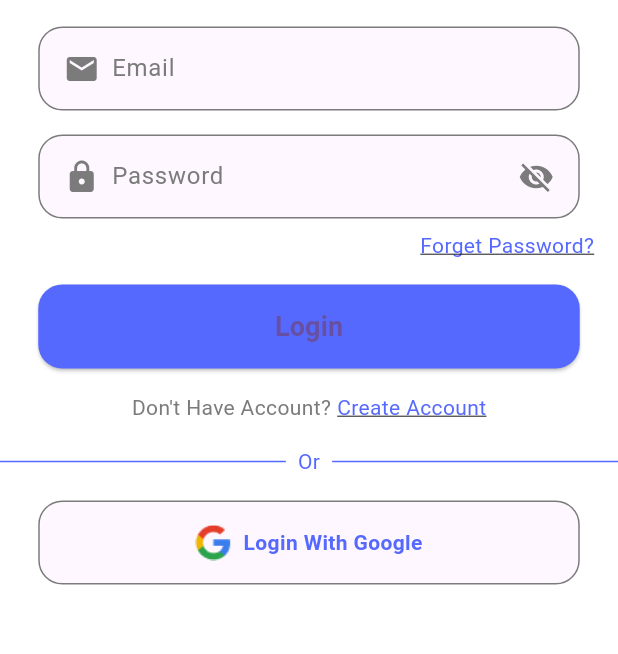
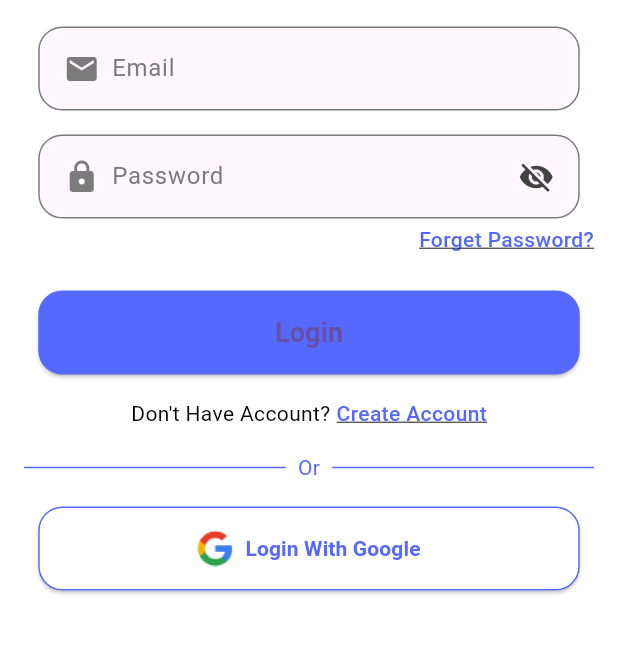
Before and after one commit to 0demianasamir550-ui/evently_app, a Flutter app: the LoginPage screen opened directly, on a phone screen of 412 x 824 dp, the part 383-1037 px from its top. Run offline on Flutter 3.47's test engine with Material 3 defaults, Android fonts, the phone set to English and light mode, and no system bars; our stand-ins replace google_fonts; Roboto replaces fonts that are missing (Jockey One).

Commit message:
update code

```diff
--- a/lib/authentication/login_light.dart
+++ b/lib/authentication/login_light.dart
@@ -3,6 +3,7 @@ import 'package:provider/provider.dart';
 import 'package:evently_app/providers/app_theme.dart';
 import 'package:evently_app/providers/app_language_provider.dart';
 import 'package:evently_app/l10n/app_localizations.dart';
+import 'register_light.dart';
 
 // ------------------ CustomBox Widget ------------------
 class CustomBox extends StatelessWidget {
@@ -82,19 +83,17 @@ class _LoginPageState extends State<LoginPage> {
       builder: (context, themeProvider, languageProvider, child) {
         final isDark = themeProvider.isDarkMode();
         final loc = AppLocalizations.of(context)!;
+
         final backgroundColor = isDark ? const Color(0xFF101127) : Colors.white;
         final logoColor = const Color(0xFF5669FF);
+        final textColor = isDark ? Colors.white : const Color(0xFF7B7B7B);
 
         return Scaffold(
           backgroundColor: backgroundColor,
           body: SingleChildScrollView(
             child: Column(
               children: [
-                SizedBox(
-                  width: double.infinity,
-                  height: 48,
-                  child: Container(color: backgroundColor),
-                ),
+                SizedBox(width: double.infinity, height: 48, child: Container(color: backgroundColor)),
                 const SizedBox(height: 8),
                 Center(
                   child: SizedBox(
@@ -126,17 +125,16 @@ class _LoginPageState extends State<LoginPage> {
                 CustomBox(
                   child: Row(
                     children: [
-                      Icon(Icons.email, color: isDark ? Colors.white : Color(0xFF7B7B7B)),
+                      Icon(Icons.email, color: textColor),
                       const SizedBox(width: 8),
                       Expanded(
                         child: TextField(
                           controller: emailController,
                           keyboardType: TextInputType.emailAddress,
-                          style: TextStyle(color: isDark ? Colors.white : Colors.black),
                           decoration: InputDecoration(
                             border: InputBorder.none,
                             hintText: loc.email,
-                            hintStyle: TextStyle(color: isDark ? Colors.white : Color(0xFF7B7B7B)),
+                            hintStyle: TextStyle(color: textColor),
                           ),
                         ),
                       ),
@@ -148,17 +146,16 @@ class _LoginPageState extends State<LoginPage> {
                 CustomBox(
                   child: Row(
                     children: [
-                      Icon(Icons.lock, color: isDark ? Colors.white : Color(0xFF7B7B7B)),
+                      Icon(Icons.lock, color: textColor),
                       const SizedBox(width: 8),
                       Expanded(
                         child: TextField(
                           controller: passwordController,
                           obscureText: _obscurePassword,
-                          style: TextStyle(color: isDark ? Colors.white : Colors.black),
                           decoration: InputDecoration(
                             border: InputBorder.none,
                             hintText: loc.password,
-                            hintStyle: TextStyle(color: isDark ? Colors.white : Color(0xFF7B7B7B)),
+                            hintStyle: TextStyle(color: textColor),
                           ),
                         ),
                       ),
@@ -170,13 +167,13 @@ class _LoginPageState extends State<LoginPage> {
                         },
                         child: Icon(
                           _obscurePassword ? Icons.visibility_off : Icons.visibility,
-                          color: isDark ? Colors.white : Color(0xFF7B7B7B),
+                          color: isDark ? Colors.white : Colors.grey[800],
                         ),
                       ),
                     ],
                   ),
                 ),
-                const SizedBox(height: 8),
+                const SizedBox(height: 4),
                 // Forget Password
                 Align(
                   alignment: Alignment.centerRight,
@@ -184,12 +181,16 @@ class _LoginPageState extends State<LoginPage> {
                     padding: const EdgeInsets.symmetric(horizontal: 16),
                     child: Text(
                       loc.forget_password,
-                      style: const TextStyle(color: Color(0xFF5669FF), decoration: TextDecoration.underline),
+                      style: const TextStyle(
+                        color: Color(0xFF5669FF),
+                        decoration: TextDecoration.underline,
+                        fontWeight: FontWeight.w500,
+                      ),
                     ),
                   ),
                 ),
-                const SizedBox(height: 16),
-                // Login Button
+                const SizedBox(height: 24),
+                // Login button
                 SizedBox(
                   width: 361,
                   height: 56,
@@ -197,7 +198,9 @@ class _LoginPageState extends State<LoginPage> {
                     onPressed: () => handleLogin(loc),
                     style: ElevatedButton.styleFrom(
                       backgroundColor: const Color(0xFF5669FF),
-                      shape: RoundedRectangleBorder(borderRadius: BorderRadius.circular(16)),
+                      shape: RoundedRectangleBorder(
+                        borderRadius: BorderRadius.circular(16),
+                      ),
                     ),
                     child: Text(
                       loc.login,
@@ -206,58 +209,93 @@ class _LoginPageState extends State<LoginPage> {
                   ),
                 ),
                 const SizedBox(height: 16),
-                // Don't Have Account & Create Account
+                // Don't Have Account + Create Account
                 Row(
                   mainAxisAlignment: MainAxisAlignment.center,
                   children: [
                     Text(
                       loc.dont_have_account,
-                      style: TextStyle(color: isDark ? Colors.white : Color(0xFF7B7B7B)),
+                      style: TextStyle(
+                        color: isDark ? Colors.white : Colors.black,
+                      ),
                     ),
                     const SizedBox(width: 4),
                     GestureDetector(
                       onTap: () {
-                        print('Navigate to Register');
+                        Navigator.push(
+                          context,
+                          MaterialPageRoute(builder: (_) => const RegisterPage()),
+                        );
                       },
                       child: Text(
                         loc.create_account,
-                        style: const TextStyle(color: Color(0xFF5669FF), decoration: TextDecoration.underline),
+                        style: const TextStyle(
+                          color: Color(0xFF5669FF),
+                          decoration: TextDecoration.underline,
+                          fontWeight: FontWeight.w500,
+                        ),
                       ),
                     ),
                   ],
                 ),
                 const SizedBox(height: 16),
-                // OR Line
+                // OR line
                 Row(
                   children: [
-                    const Expanded(child: Divider(thickness: 1, color: Color(0xFF5669FF))),
-                    Padding(
-                      padding: const EdgeInsets.symmetric(horizontal: 8),
-                      child: Text(loc.or, style: const TextStyle(color: Color(0xFF5669FF))),
+                    Expanded(
+                      child: Container(
+                        margin: const EdgeInsets.only(left: 16, right: 8),
+                        height: 1,
+                        color: const Color(0xFF5669FF),
+                      ),
                     ),
-                    const Expanded(child: Divider(thickness: 1, color: Color(0xFF5669FF))),
+                    Text(
+                      loc.or,
+                      style: const TextStyle(color: Color(0xFF5669FF)),
+                    ),
+                    Expanded(
+                      child: Container(
+                        margin: const EdgeInsets.only(left: 8, right: 16),
+                        height: 1,
+                        color: const Color(0xFF5669FF),
+                      ),
+                    ),
                   ],
                 ),
                 const SizedBox(height: 16),
-                // Login With Google
-                CustomBox(
-                  child: Row(
-                    mainAxisAlignment: MainAxisAlignment.center,
-                    children: [
-                      Image.asset(
-                        "assets/images/google_icon.png",
-                        width: 24,
-                        height: 24,
+                // Google login
+                SizedBox(
+                  width: 361,
+                  height: 56,
+                  child: ElevatedButton(
+                    onPressed: () {
+                      // Google login code placeholder
+                      print('Login with Google');
+                    },
+                    style: ElevatedButton.styleFrom(
+                      backgroundColor: Colors.white,
+                      shape: RoundedRectangleBorder(
+                        borderRadius: BorderRadius.circular(16),
+                        side: const BorderSide(color: Color(0xFF5669FF)),
                       ),
-                      const SizedBox(width: 8),
-                      Text(
-                        "Login With Google",
-                        style: const TextStyle(color: Color(0xFF5669FF), fontWeight: FontWeight.bold),
-                      ),
-                    ],
+                    ),
+                    child: Row(
+                      mainAxisAlignment: MainAxisAlignment.center,
+                      children: [
+                        Image.asset('assets/images/google_icon.png', width: 24, height: 24),
+                        const SizedBox(width: 8),
+                        const Text(
+                          "Login With Google",
+                          style: TextStyle(
+                            color: Color(0xFF5669FF),
+                            fontWeight: FontWeight.bold,
+                          ),
+                        ),
+                      ],
+                    ),
                   ),
                 ),
-                const SizedBox(height: 32),
+                const SizedBox(height: 24),
               ],
             ),
           ),
@@ -266,40 +304,3 @@ class _LoginPageState extends State<LoginPage> {
     );
   }
 }
-
-// ==================== main ====================
-void main() {
-  runApp(
-    MultiProvider(
-      providers: [
-        ChangeNotifierProvider(create: (_) => AppThemeProvider()),
-        ChangeNotifierProvider(create: (_) => AppLanguageProvider()),
-      ],
-      child: const MyApp(),
-    ),
-  );
-}
-
-class MyApp extends StatelessWidget {
-  const MyApp({super.key});
-
-  @override
-  Widget build(BuildContext context) {
-    final themeProvider = Provider.of<AppThemeProvider>(context);
-    final languageProvider = Provider.of<AppLanguageProvider>(context);
-
-    return MaterialApp(
-      debugShowCheckedModeBanner: false,
-      theme: ThemeData.light().copyWith(cardColor: Colors.white),
-      darkTheme: ThemeData.dark().copyWith(cardColor: const Color(0xFF1E1E1E)),
-      themeMode: themeProvider.isDarkMode() ? ThemeMode.dark : ThemeMode.light,
-      locale: Locale(languageProvider.appLanguage),
-      supportedLocales: const [
-        Locale('en'),
-        Locale('ar'),
-      ],
-      localizationsDelegates: AppLocalizations.localizationsDelegates,
-      home: const LoginPage(),
-    );
-  }
-}
```
